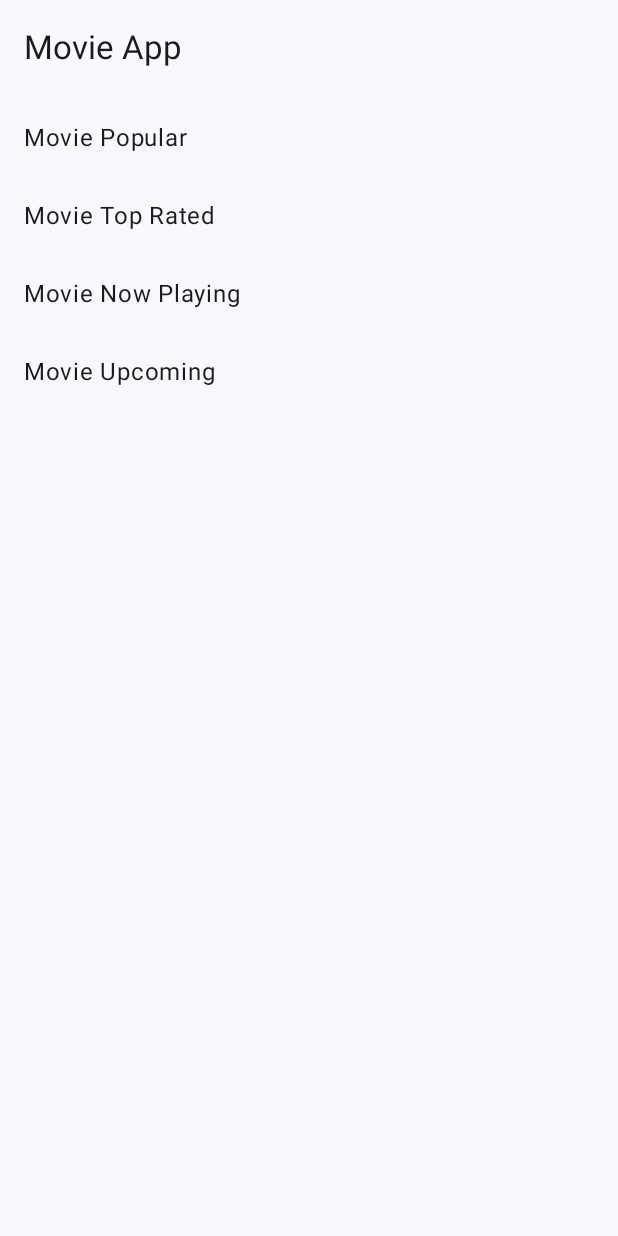
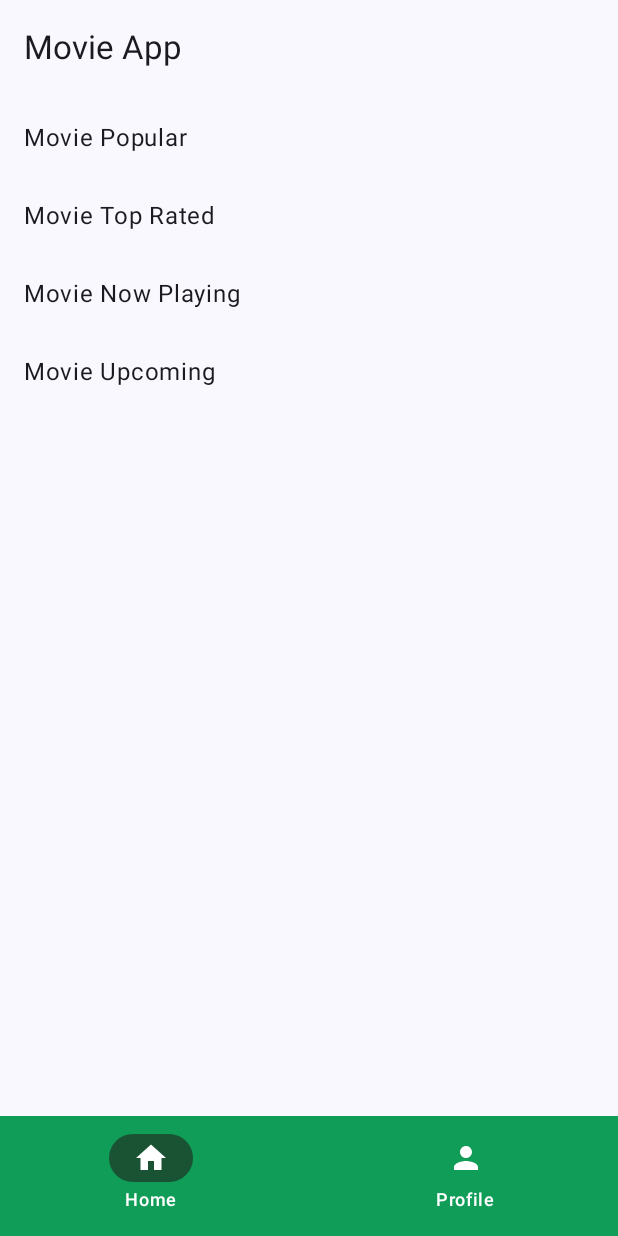
Before and after one commit to asyraf54/tmdb, an Android app built with Jetpack Compose: the screen it shows after launch (MainActivity), on a phone screen of 412 x 824 dp. Run offline under Robolectric (Android 15) with nearby library versions, the phone set to English and light mode, and no system bars; our stand-ins replace Dagger/Hilt's generated code, Room's generated code; libraries missing offline, so code that uses them is left out: com.chuckerteam.chucker; 4 statements that could not run were skipped.

Commit message:
ver:1.0.0 msg:add dashboard and polish ui

```diff
--- /dev/null
+++ b/app/src/main/java/com/example/tmdb/core/constant/BottomNavItem.kt
@@ -0,0 +1,12 @@
+package com.example.tmdb.core.constant
+
+import androidx.compose.ui.graphics.vector.ImageVector
+
+data class BottomNavItem(
+    // Text below icon
+    val label: String,
+    // Icon
+    val icon: ImageVector,
+    // Route to the specific screen
+    val route:String,
+)
--- /dev/null
+++ b/app/src/main/java/com/example/tmdb/core/constant/Constants.kt
@@ -0,0 +1,23 @@
+package com.example.tmdb.core.constant
+
+import androidx.compose.material.icons.Icons
+import androidx.compose.material.icons.filled.Home
+import androidx.compose.material.icons.filled.Person
+import com.example.tmdb.core.navigation.Screen
+
+object Constants {
+    val BottomNavItems = listOf(
+        // Home screen
+        BottomNavItem(
+            label = "Home",
+            icon = Icons.Filled.Home,
+            route = Screen.Home.route
+        ),
+        // Profile screen
+        BottomNavItem(
+            label = "Profile",
+            icon = Icons.Filled.Person,
+            route = "profile"
+        )
+    )
+}
--- a/app/src/main/java/com/example/tmdb/core/navigation/AppNavigation.kt
+++ b/app/src/main/java/com/example/tmdb/core/navigation/AppNavigation.kt
@@ -8,8 +8,8 @@ import androidx.navigation.compose.composable
 import androidx.navigation.compose.rememberNavController
 import androidx.navigation.navArgument
 import androidx.navigation.navDeepLink
+import com.example.tmdb.presentation.dashboard.DashboardScreen
 import com.example.tmdb.presentation.detail.ui.DetailScreen
-import com.example.tmdb.presentation.home.ui.HomeScreen
 import com.example.tmdb.presentation.list.ui.MovieListScreen
 import com.example.tmdb.presentation.splash.ui.SplashScreen
 import kotlinx.coroutines.delay
@@ -28,14 +28,14 @@ fun AppNavigation() {
             // Auto navigate to Home after delay
             LaunchedEffect(true) {
                 delay(3000) // 2 seconds splash delay
-                navController.navigate(Screen.Home.route) {
+                navController.navigate(Screen.Dashboard.route) {
                     popUpTo(Screen.Splash.route) { inclusive = true }
                 }
             }
         }
 
-        composable(Screen.Home.route) {
-            HomeScreen(navController= navController)
+        composable(Screen.Dashboard.route) {
+            DashboardScreen(navController= navController)
         }
 
         composable(
@@ -64,23 +64,5 @@ fun AppNavigation() {
                 backStackEntry.arguments?.getString("movieId")?.toIntOrNull() ?: 0
             DetailScreen(movieId = movieId, navController = navController)
         }
-
-//        composable(
-//            route = Screen.Transaction.route,
-//            arguments = listOf(
-//                navArgument("tabIndex") {
-//                    type = NavType.IntType
-//                    defaultValue = 0
-//                }
-//            ),
-//            deepLinks = listOf(
-//                navDeepLink {
-//                    uriPattern = "myapp://transaction?tab={tabIndex}"
-//                }
-//            )
-//        ) { backStackEntry ->
-//            val tabIndex = backStackEntry.arguments?.getInt("tabIndex") ?: 0
-//            TransactionScreen(navController, initialTabIndex = tabIndex)
-//        }
     }
 }
--- a/app/src/main/java/com/example/tmdb/core/navigation/Screen.kt
+++ b/app/src/main/java/com/example/tmdb/core/navigation/Screen.kt
@@ -2,6 +2,7 @@ package com.example.tmdb.core.navigation
 
 sealed class Screen(val route: String) {
     object Splash : Screen("splash")
+    object Dashboard : Screen("dashboard")
     object Home : Screen("home")
     object MovieList : Screen("list/{movieType}") {
         fun createRoute(movieType: String) = "list/$movieType"
@@ -9,4 +10,5 @@ sealed class Screen(val route: String) {
     object Detail : Screen("detail/{movieId}") {
         fun createRoute(movieId: Int) = "detail/$movieId"
     }
+    object Profile : Screen("profile")
 }
--- /dev/null
+++ b/app/src/main/java/com/example/tmdb/core/widgets/BottomNavigationBar.kt
@@ -0,0 +1,71 @@
+package com.example.tmdb.core.widgets
+
+import androidx.compose.material3.Icon
+import androidx.compose.material3.NavigationBar
+import androidx.compose.material3.NavigationBarItem
+import androidx.compose.material3.NavigationBarItemDefaults
+import androidx.compose.material3.Text
+import androidx.compose.runtime.Composable
+import androidx.compose.ui.graphics.Color
+import androidx.navigation.NavHostController
+import androidx.navigation.compose.currentBackStackEntryAsState
+import com.example.tmdb.core.constant.BottomNavItem
+
+@Composable
+fun BottomNavigationBar(navController: NavHostController, bottomNavItems: List<BottomNavItem>) {
+
+    NavigationBar(
+
+        // set background color
+        containerColor = Color(0xFF0F9D58)) {
+
+        // observe the backstack
+        val navBackStackEntry = navController.currentBackStackEntryAsState().value
+
+        // observe current route to change the icon
+        // color,label color when navigated
+        val currentRoute = navBackStackEntry?.destination?.route
+
+        // Bottom nav items we declared
+        bottomNavItems.forEach { navItem ->
+
+            // Place the bottom nav items
+            NavigationBarItem(
+
+                // it currentRoute is equal then its selected route
+                selected = currentRoute == navItem.route,
+
+                // navigate on click
+                onClick = {
+//                    navController.navigate(navItem.route)
+                    navController.navigate(navItem.route) {
+                        popUpTo(navController.graph.startDestinationId) {
+                            saveState = true
+                        }
+                        launchSingleTop = true
+                        restoreState = true
+                    }
+
+                },
+
+                // Icon of navItem
+                icon = {
+                    Icon(imageVector = navItem.icon, contentDescription = navItem.label)
+                },
+
+                // label
+                label = {
+                    Text(text = navItem.label)
+                },
+
+                colors = NavigationBarItemDefaults.colors(
+                    selectedIconColor = Color.White, // Icon color when selected
+                    unselectedIconColor = Color.White, // Icon color when not selected
+                    selectedTextColor = Color.White, // Label color when selected
+                    unselectedTextColor = Color.White,
+                    indicatorColor = Color(0xFF195334) // Highlight color for selected item
+                )
+            )
+        }
+    }
+}
--- /dev/null
+++ b/app/src/main/java/com/example/tmdb/presentation/dashboard/DashboardScreen.kt
@@ -0,0 +1,40 @@
+package com.example.tmdb.presentation.dashboard
+
+import androidx.compose.foundation.layout.padding
+import androidx.compose.material3.Scaffold
+import androidx.compose.runtime.Composable
+import androidx.compose.ui.Modifier
+import androidx.navigation.NavHostController
+import androidx.navigation.compose.rememberNavController
+import com.example.tmdb.core.constant.Constants
+import com.example.tmdb.core.navigation.Screen
+import com.example.tmdb.core.widgets.BottomNavigationBar
+import com.example.tmdb.presentation.profile.ui.ProfileScreen
+import com.example.tmdb.presentation.home.ui.HomeScreen
+import androidx.navigation.compose.NavHost
+import androidx.navigation.compose.composable
+
+@Composable
+fun DashboardScreen(navController: NavHostController) {
+    val navC = rememberNavController()
+    Scaffold(
+        // Bottom navigation
+        bottomBar = {
+            BottomNavigationBar(navController = navC, bottomNavItems = Constants.BottomNavItems)
+        }, content = { padding ->
+            // Nav host: where screens are placed
+            NavHost(
+                navController = navC,
+                startDestination = Screen.Home.route,
+                modifier = Modifier.padding(padding)
+            ) {
+                composable(Screen.Home.route) {
+                    HomeScreen(navController)
+                }
+                composable(Screen.Profile.route) {
+                    ProfileScreen()
+                }
+            }
+        }
+    )
+}
```
Also changed, not shown: app/src/main/java/com/example/tmdb/core/widgets/MovieCard.kt (+11 -9 lines), app/src/main/java/com/example/tmdb/presentation/home/ui/HomeScreen.kt (+24 -9 lines), app/src/main/java/com/example/tmdb/presentation/profile/ui/ProfileScreen.kt (added, +9 -0 lines).
